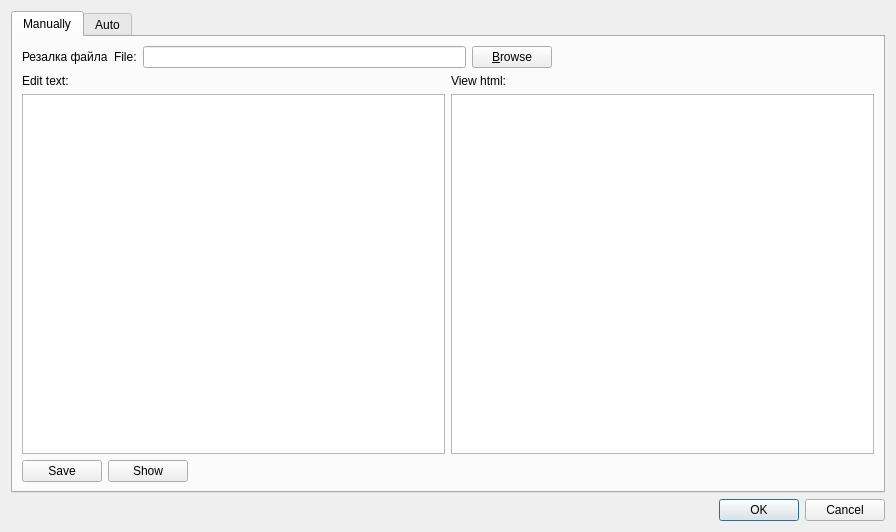
axsapronov/bQella, file src/advance/splitFile/splitfile.ui: the form before one commit.
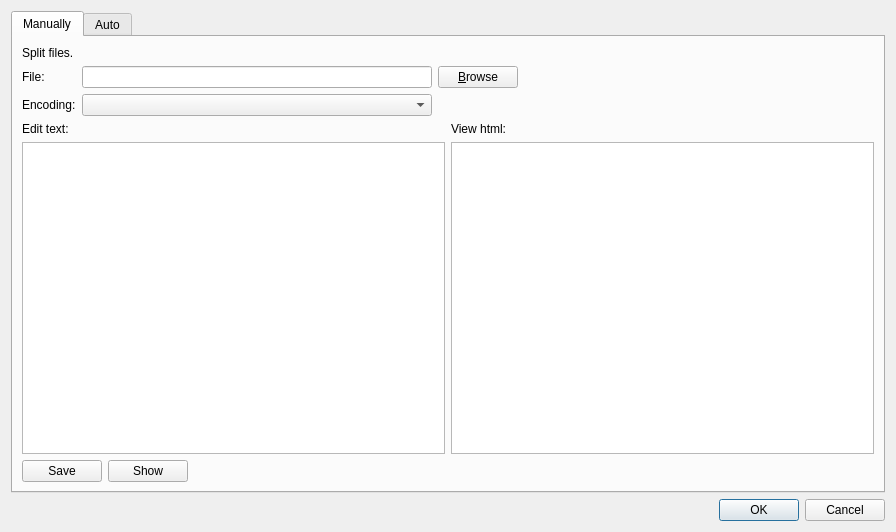
The form after the commit.

Commit message: Fix encoding preview

```diff
--- a/src/advance/splitFile/splitfile.ui
+++ b/src/advance/splitFile/splitfile.ui
@@ -23,17 +23,7 @@
    <bool>false</bool>
   </property>
   <layout class="QGridLayout" name="gridLayout_4">
-   <item row="2" column="0">
-    <widget class="QDialogButtonBox" name="buttonBox">
-     <property name="orientation">
-      <enum>Qt::Horizontal</enum>
-     </property>
-     <property name="standardButtons">
-      <set>QDialogButtonBox::Cancel|QDialogButtonBox::Ok</set>
-     </property>
-    </widget>
-   </item>
-   <item row="1" column="0">
+   <item row="0" column="0">
     <widget class="QTabWidget" name="tabWidget">
      <property name="currentIndex">
       <number>0</number>
@@ -46,11 +36,67 @@
        <item row="0" column="0">
         <widget class="QLabel" name="label">
          <property name="text">
-          <string>Резалка файла</string>
+          <string>Split files.</string>
          </property>
         </widget>
        </item>
-       <item row="1" column="0" rowspan="3" colspan="2">
+       <item row="1" column="0">
+        <widget class="QLabel" name="label_2">
+         <property name="text">
+          <string>File:</string>
+         </property>
+        </widget>
+       </item>
+       <item row="1" column="1">
+        <widget class="QLineEdit" name="LEFilePath"/>
+       </item>
+       <item row="1" column="2">
+        <widget class="QPushButton" name="pBBrowse">
+         <property name="text">
+          <string>&amp;Browse</string>
+         </property>
+         <property name="shortcut">
+          <string>Ctrl+B</string>
+         </property>
+        </widget>
+       </item>
+       <item row="1" column="3">
+        <spacer name="horizontalSpacer_2">
+         <property name="orientation">
+          <enum>Qt::Horizontal</enum>
+         </property>
+         <property name="sizeHint" stdset="0">
+          <size>
+           <width>345</width>
+           <height>20</height>
+          </size>
+         </property>
+        </spacer>
+       </item>
+       <item row="2" column="0">
+        <widget class="QLabel" name="sEncoding">
+         <property name="text">
+          <string>Encoding:</string>
+         </property>
+        </widget>
+       </item>
+       <item row="2" column="1">
+        <widget class="QComboBox" name="comBEncoding"/>
+       </item>
+       <item row="2" column="3">
+        <spacer name="horizontalSpacer_3">
+         <property name="orientation">
+          <enum>Qt::Horizontal</enum>
+         </property>
+         <property name="sizeHint" stdset="0">
+          <size>
+           <width>345</width>
+           <height>20</height>
+          </size>
+         </property>
+        </spacer>
+       </item>
+       <item row="3" column="0" colspan="4">
         <layout class="QGridLayout" name="gridLayout">
          <item row="0" column="0">
           <widget class="QLabel" name="label_3">
@@ -111,43 +157,6 @@
          </item>
         </layout>
        </item>
-       <item row="0" column="1">
-        <layout class="QHBoxLayout" name="horizontalLayout_2">
-         <item>
-          <widget class="QLabel" name="label_2">
-           <property name="text">
-            <string>File:</string>
-           </property>
-          </widget>
-         </item>
-         <item>
-          <widget class="QLineEdit" name="LEFilePath"/>
-         </item>
-         <item>
-          <widget class="QPushButton" name="pBBrowse">
-           <property name="text">
-            <string>&amp;Browse</string>
-           </property>
-           <property name="shortcut">
-            <string>Ctrl+B</string>
-           </property>
-          </widget>
-         </item>
-         <item>
-          <spacer name="horizontalSpacer_2">
-           <property name="orientation">
-            <enum>Qt::Horizontal</enum>
-           </property>
-           <property name="sizeHint" stdset="0">
-            <size>
-             <width>40</width>
-             <height>20</height>
-            </size>
-           </property>
-          </spacer>
-         </item>
-        </layout>
-       </item>
       </layout>
      </widget>
      <widget class="QWidget" name="tab_2">
@@ -297,6 +306,16 @@
      </widget>
     </widget>
    </item>
+   <item row="1" column="0">
+    <widget class="QDialogButtonBox" name="buttonBox">
+     <property name="orientation">
+      <enum>Qt::Horizontal</enum>
+     </property>
+     <property name="standardButtons">
+      <set>QDialogButtonBox::Cancel|QDialogButtonBox::Ok</set>
+     </property>
+    </widget>
+   </item>
   </layout>
  </widget>
  <resources/>
```
The commit also changes 11 other files.
